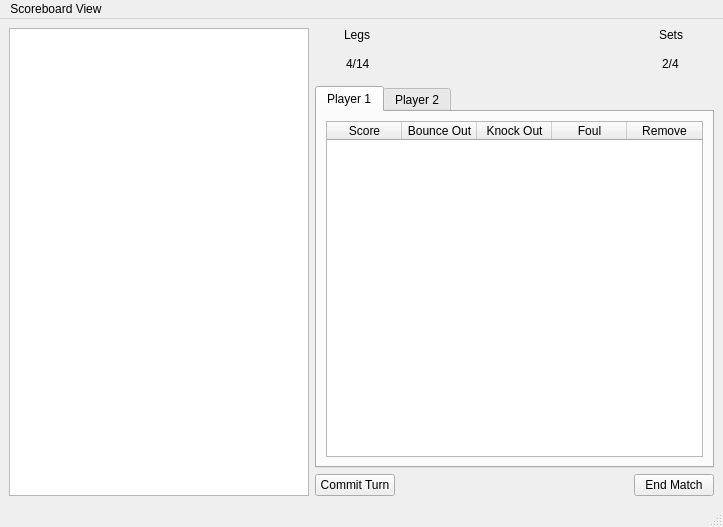
This is dartboard/views/Scorer.ui in Jedimaster4559/CS499-DartBoard as Qt 5 draws it before an edit. The edited form follows.
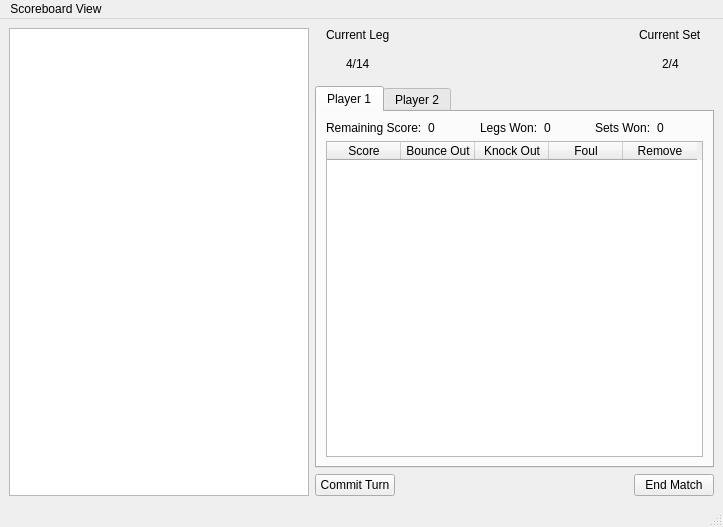
This is the edited form. Custom widgets are drawn as their Qt base class.

Commit message: Added back button to "Manage Players" and added event handlers for menu items on Scorer

The edit to the form file:
```diff
--- a/dartboard/views/Scorer.ui
+++ b/dartboard/views/Scorer.ui
@@ -18,7 +18,7 @@
     <item row="0" column="1" colspan="2" alignment="Qt::AlignHCenter">
      <widget class="QLabel" name="label">
       <property name="text">
-       <string>Legs</string>
+       <string>Current Leg</string>
       </property>
      </widget>
     </item>
@@ -51,13 +51,55 @@
         <string>Player 1</string>
        </attribute>
        <layout class="QGridLayout" name="gridLayout_2">
-        <item row="0" column="1">
+        <item row="0" column="3">
+         <widget class="QLabel" name="label_5">
+          <property name="text">
+           <string>Legs Won:</string>
+          </property>
+         </widget>
+        </item>
+        <item row="0" column="4">
+         <widget class="QLabel" name="label_7">
+          <property name="text">
+           <string>0</string>
+          </property>
+         </widget>
+        </item>
+        <item row="0" column="5">
+         <widget class="QLabel" name="label_6">
+          <property name="text">
+           <string>Sets Won:</string>
+          </property>
+         </widget>
+        </item>
+        <item row="0" column="2">
+         <widget class="QLabel" name="label_4">
+          <property name="text">
+           <string>0</string>
+          </property>
+         </widget>
+        </item>
+        <item row="0" column="1" alignment="Qt::AlignRight">
+         <widget class="QLabel" name="label_3">
+          <property name="text">
+           <string>Remaining Score:</string>
+          </property>
+         </widget>
+        </item>
+        <item row="0" column="6">
+         <widget class="QLabel" name="label_8">
+          <property name="text">
+           <string>0</string>
+          </property>
+         </widget>
+        </item>
+        <item row="3" column="1" colspan="6">
          <widget class="QTableWidget" name="Player1DartsTable">
           <property name="columnCount">
            <number>5</number>
           </property>
           <attribute name="horizontalHeaderDefaultSectionSize">
-           <number>75</number>
+           <number>74</number>
           </attribute>
           <attribute name="horizontalHeaderStretchLastSection">
            <bool>false</bool>
@@ -154,7 +196,7 @@
     <item row="0" column="4" colspan="2" alignment="Qt::AlignHCenter">
      <widget class="QLabel" name="label_2">
       <property name="text">
-       <string>Sets</string>
+       <string>Current Set</string>
       </property>
      </widget>
     </item>
```
Left out of the diff: 82 changed lines with no effect on the pictures. The commit also changes 7 other files.
